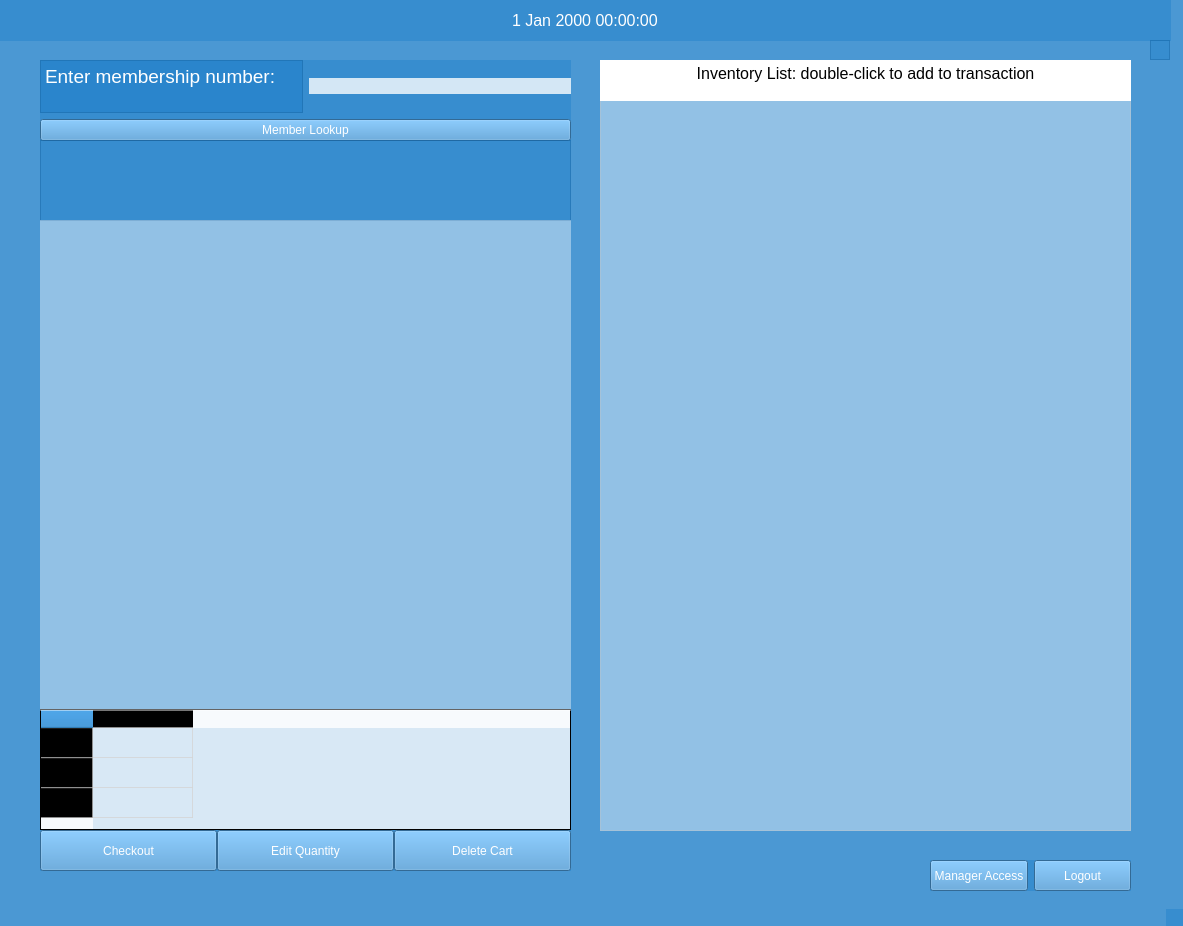
Before: the Qt Designer form mainwindow.ui in rbalta/BulkClubProject, drawn with Qt 5.
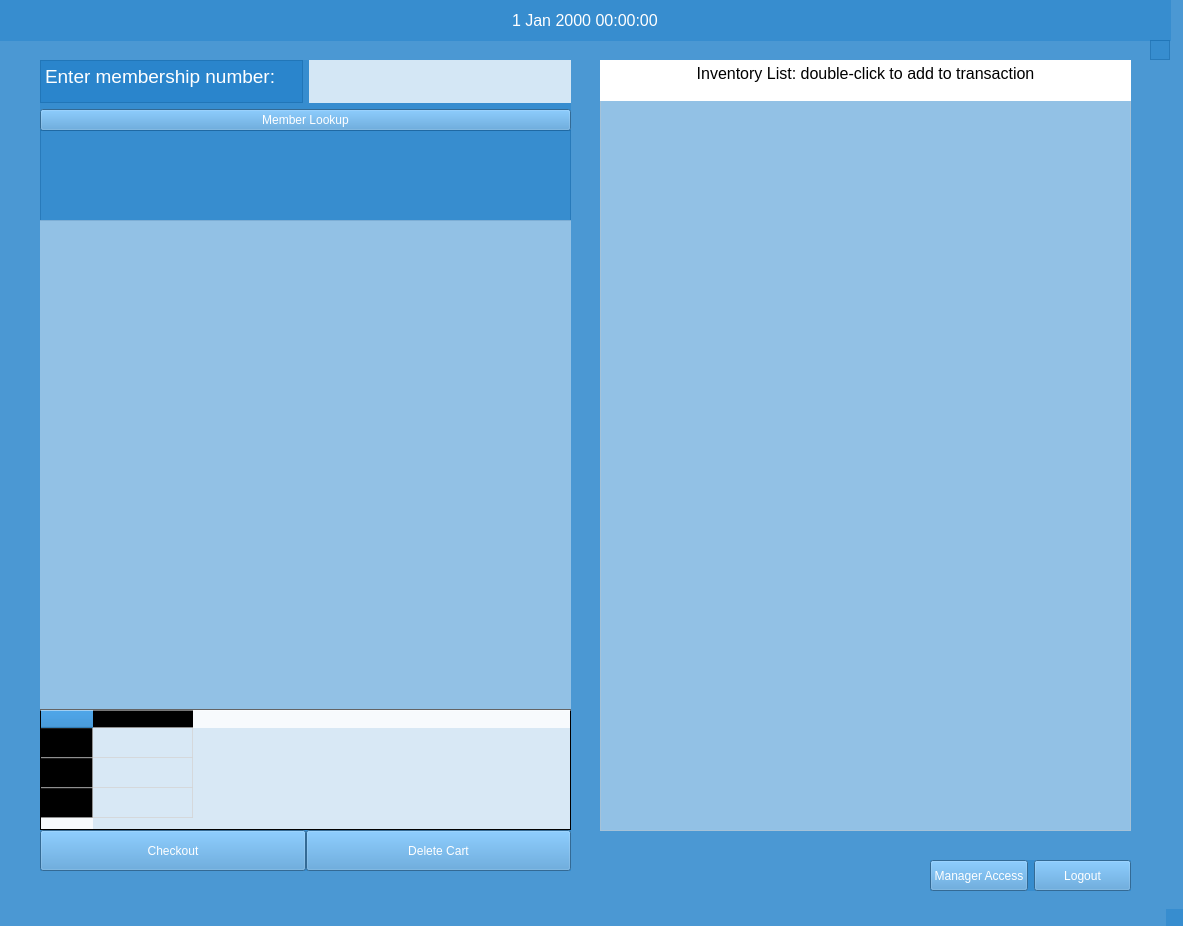
After: the same form once the commit is applied.

Patch:
```diff
--- a/mainwindow.ui
+++ b/mainwindow.ui
@@ -163,23 +163,6 @@
        </property>
       </widget>
      </item>
-     <item>
-      <widget class="QPushButton" name="pushButton_5">
-       <property name="sizePolicy">
-        <sizepolicy hsizetype="Minimum" vsizetype="Expanding">
-         <horstretch>0</horstretch>
-         <verstretch>0</verstretch>
-        </sizepolicy>
-       </property>
-       <property name="styleSheet">
-        <string notr="true">background-color: rgb(72, 149, 208);
-color: rgb(255, 255, 255);</string>
-       </property>
-       <property name="text">
-        <string>Edit Quantity</string>
-       </property>
-      </widget>
-     </item>
      <item>
       <widget class="QPushButton" name="pushButton_6">
        <property name="sizePolicy">
@@ -205,7 +188,7 @@
       <x>40</x>
       <y>60</y>
       <width>531</width>
-      <height>81</height>
+      <height>71</height>
      </rect>
     </property>
     <layout class="QGridLayout" name="gridLayout_3">
@@ -232,7 +215,7 @@
      <item row="0" column="0">
       <widget class="QTextBrowser" name="textBrowser">
        <property name="sizePolicy">
-        <sizepolicy hsizetype="Expanding" vsizetype="Fixed">
+        <sizepolicy hsizetype="Expanding" vsizetype="Preferred">
          <horstretch>0</horstretch>
          <verstretch>0</verstretch>
         </sizepolicy>
@@ -256,7 +239,7 @@
      <item row="0" column="1">
       <widget class="QLineEdit" name="lineEdit">
        <property name="sizePolicy">
-        <sizepolicy hsizetype="Expanding" vsizetype="Fixed">
+        <sizepolicy hsizetype="Expanding" vsizetype="Preferred">
          <horstretch>0</horstretch>
          <verstretch>0</verstretch>
         </sizepolicy>
@@ -309,9 +292,9 @@
     <property name="geometry">
      <rect>
       <x>40</x>
-      <y>140</y>
+      <y>130</y>
       <width>531</width>
-      <height>81</height>
+      <height>91</height>
      </rect>
     </property>
     <property name="sizePolicy">
```
Left out of the diff: 2 changed lines with no effect on the pictures.
